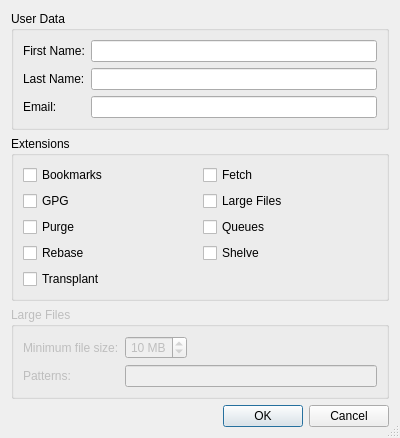
This is Plugins/VcsPlugins/vcsMercurial/HgUserConfigDataDialog.ui in testmana2/test as Qt 5 draws it before an edit. The edited form follows.
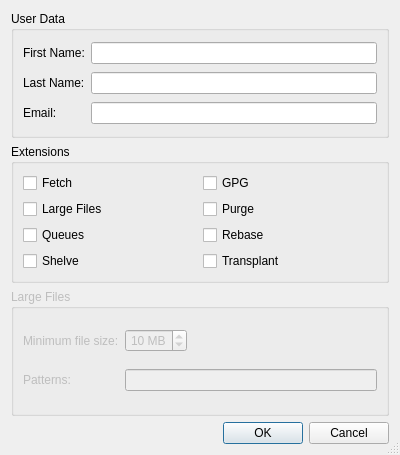
This is the edited form. Custom widgets are drawn as their Qt base class.

Commit message: Moved the Mercurial bookmarks to the Mercurial core because they are no extension since Mercurial 1.8 anymore.

Patch:
```diff
--- a/Plugins/VcsPlugins/vcsMercurial/HgUserConfigDataDialog.ui
+++ b/Plugins/VcsPlugins/vcsMercurial/HgUserConfigDataDialog.ui
@@ -7,7 +7,7 @@
     <x>0</x>
     <y>0</y>
     <width>400</width>
-    <height>388</height>
+    <height>455</height>
    </rect>
   </property>
   <property name="windowTitle">
@@ -75,16 +75,6 @@
      </property>
      <layout class="QGridLayout" name="gridLayout_2">
       <item row="0" column="0">
-       <widget class="QCheckBox" name="bookmarksCheckBox">
-        <property name="toolTip">
-         <string>Select to activate the bookmarks extension</string>
-        </property>
-        <property name="text">
-         <string>Bookmarks</string>
-        </property>
-       </widget>
-      </item>
-      <item row="0" column="1">
        <widget class="QCheckBox" name="fetchCheckBox">
         <property name="toolTip">
          <string>Select to activate the fetch extension</string>
@@ -94,7 +84,7 @@
         </property>
        </widget>
       </item>
-      <item row="1" column="0">
+      <item row="0" column="1">
        <widget class="QCheckBox" name="gpgCheckBox">
         <property name="toolTip">
          <string>Select to activate the GPG extension</string>
@@ -104,7 +94,7 @@
         </property>
        </widget>
       </item>
-      <item row="1" column="1">
+      <item row="1" column="0">
        <widget class="QCheckBox" name="largefilesCheckBox">
         <property name="toolTip">
          <string>Select to activate the largefiles extension</string>
@@ -114,7 +104,7 @@
         </property>
        </widget>
       </item>
-      <item row="2" column="0">
+      <item row="1" column="1">
        <widget class="QCheckBox" name="purgeCheckBox">
         <property name="toolTip">
          <string>Select to activate the Purge extension</string>
@@ -124,7 +114,7 @@
         </property>
        </widget>
       </item>
-      <item row="2" column="1">
+      <item row="2" column="0">
        <widget class="QCheckBox" name="queuesCheckBox">
         <property name="toolTip">
          <string>Select to activate the queues extension</string>
@@ -134,7 +124,7 @@
         </property>
        </widget>
       </item>
-      <item row="3" column="0">
+      <item row="2" column="1">
        <widget class="QCheckBox" name="rebaseCheckBox">
         <property name="toolTip">
          <string>Select to activate the rebase extension</string>
@@ -144,7 +134,7 @@
         </property>
        </widget>
       </item>
-      <item row="3" column="1">
+      <item row="3" column="0">
        <widget class="QCheckBox" name="shelveCheckBox">
         <property name="toolTip">
          <string>Select to activate the shelve extension</string>
@@ -154,7 +144,7 @@
         </property>
        </widget>
       </item>
-      <item row="4" column="0">
+      <item row="3" column="1">
        <widget class="QCheckBox" name="transplantCheckBox">
         <property name="toolTip">
          <string>Select to activate the transplant extension</string>
```
Left out of the diff: 1 changed line with no effect on the pictures. The commit also changes 52 other files.
